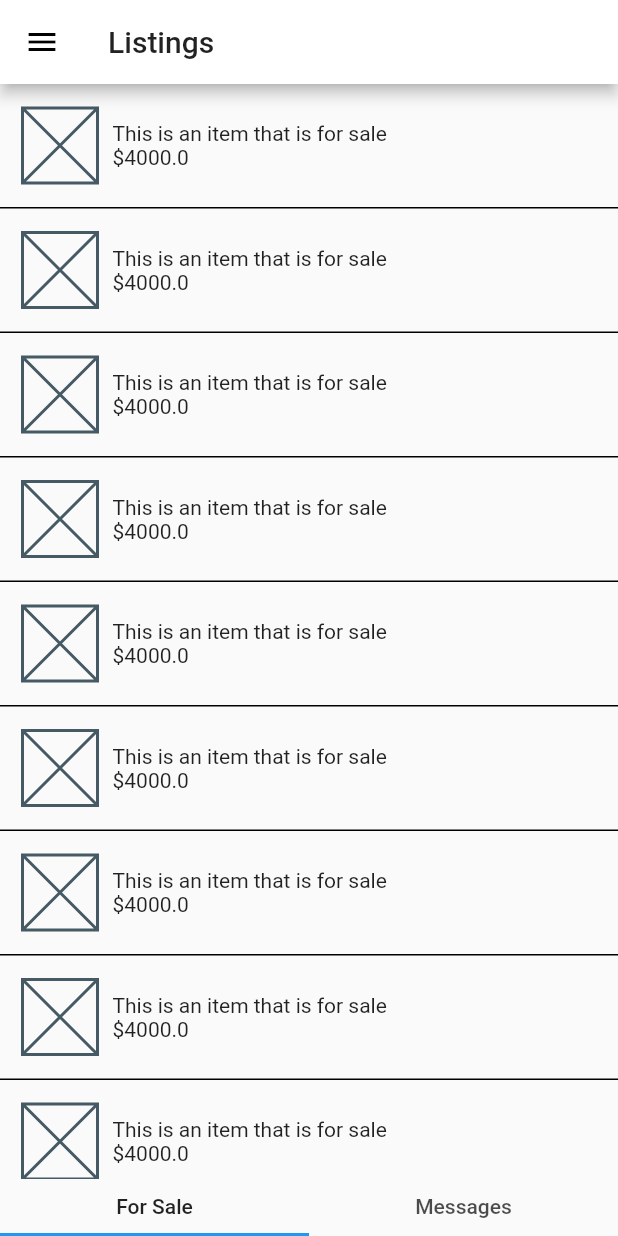
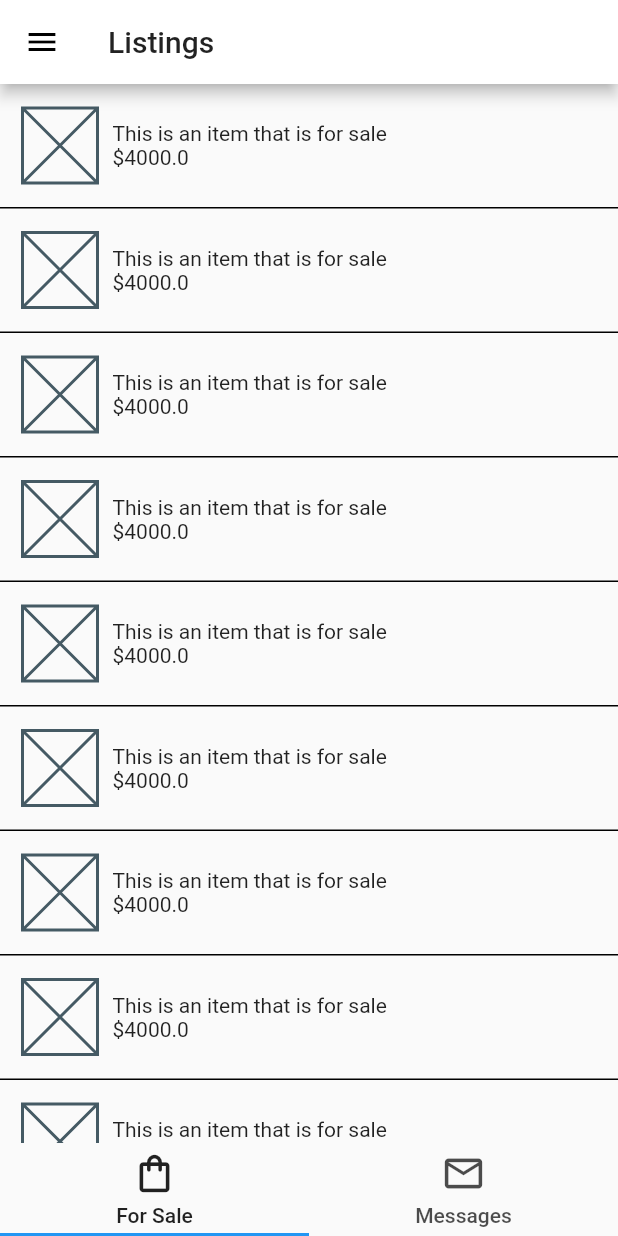
Before and after one commit to BenWichser/cs467SaveCraigslist, a Flutter app: the screen it shows after launch, on a phone screen of 412 x 824 dp. Run offline on Flutter 3.47's test engine with Material 2 defaults, Android fonts, the phone set to English and light mode, and no system bars.

Commit message:
Added icons for tabbar

```diff
--- a/save_craigslist_ui/lib/app.dart
+++ b/save_craigslist_ui/lib/app.dart
@@ -17,15 +17,9 @@ class App extends StatelessWidget{
 }
 
 class MainTabController extends StatefulWidget {
-    static const tabs = [
-    Padding(
-      padding: EdgeInsets.all(10.0),
-      child: Text('For Sale')
-    ),
-    Padding(
-      padding: EdgeInsets.all(10.0),
-      child: Text('Messages')
-    ),
+    static final tabs = [
+    forSaleTab(),
+    messagesTab()
   ];
 
   @override
@@ -39,7 +33,6 @@ class _MainTabControllerState extends State<MainTabController> {
   //Right now AppBar is just being passed this _title string. Eventually this will likely be a widget to
   //display a search bar.
   String _title = 'Listings';
-
 
   @override
   Widget build(BuildContext context) {
@@ -125,3 +118,31 @@ Widget myListingsButton(BuildContext context) {
     }
   );
 }
+
+Widget forSaleTab(){
+  return Container(
+      height: 60,
+      child: Column(children: [
+        Padding(
+          padding: EdgeInsets.symmetric(vertical: 5),
+          child: Icon(Icons.shopping_bag_outlined, size: 30)
+        ),
+        Text('For Sale')
+      ])
+    );
+}
+
+Widget messagesTab(){
+  return Container(
+      height: 60,
+      child: Column(children: [
+        Padding(
+          padding: EdgeInsets.symmetric(vertical: 5),
+          child: Icon(Icons.mail_outlined, size: 30)
+        ),
+        Text('Messages')
+      ])
+    );
+}
+
+//Changing something here to make sure git is tracking this.
```
